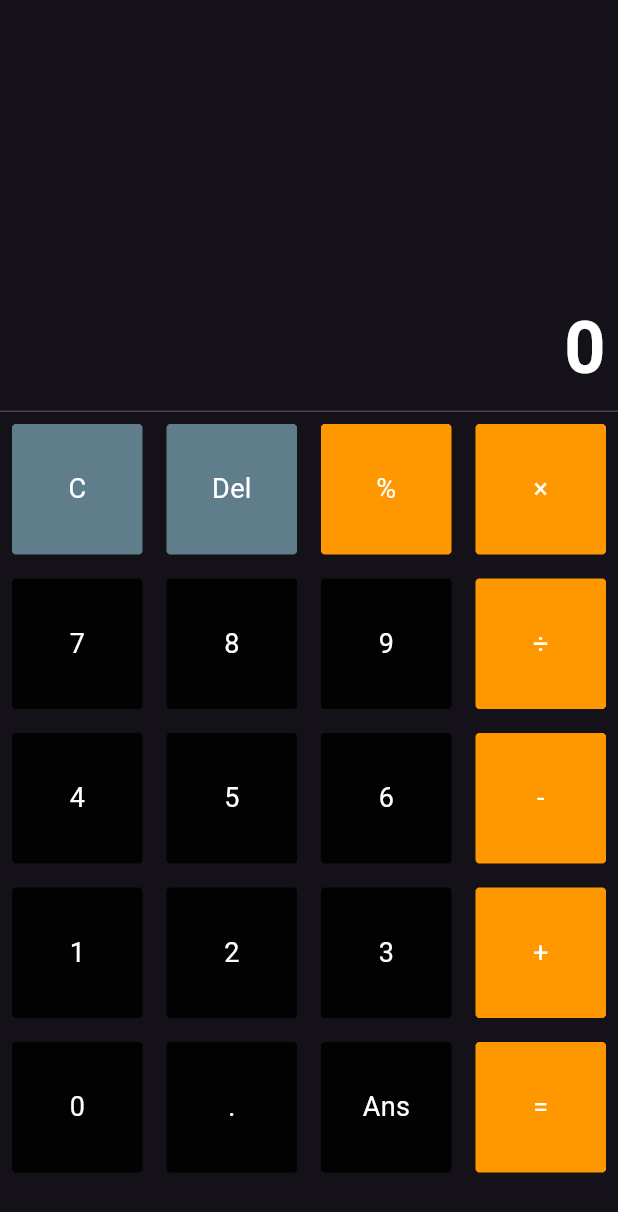
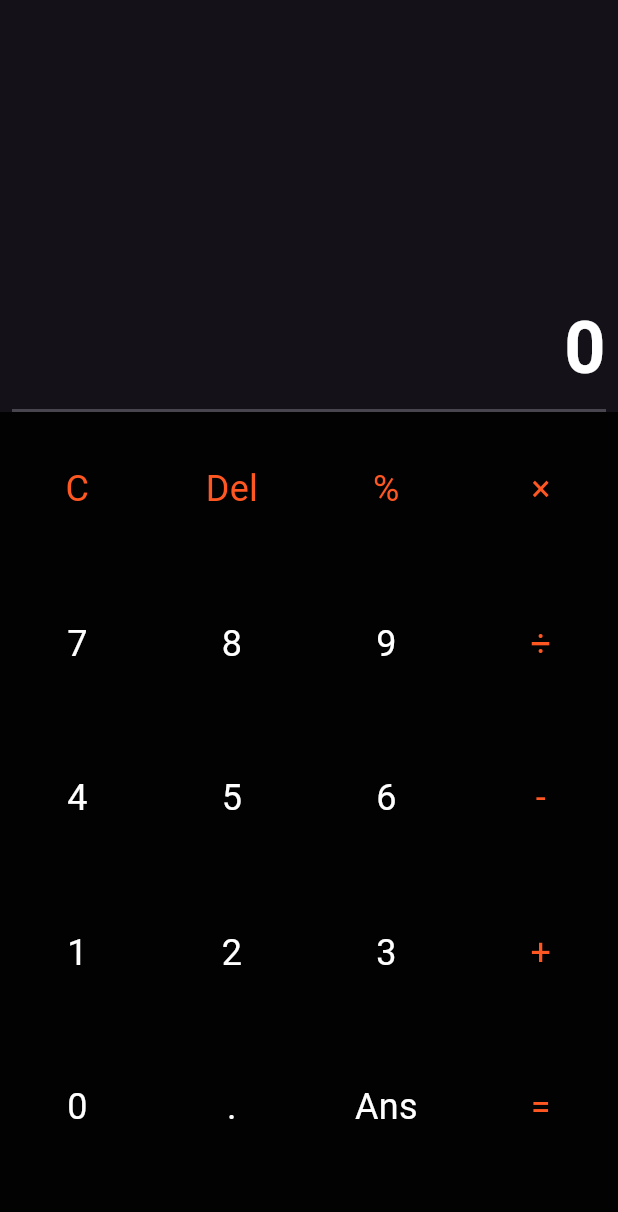
Before and after one commit to Omkar-t06/Calculator-Flutter, a Flutter app: the screen it shows after launch, on a phone screen of 412 x 824 dp. Shown: the top 1212 px of the screen. Run offline on Flutter 3.47's test engine with Material 3 defaults, Android fonts, the phone set to English and light mode, and no system bars; our stand-ins replace math_expressions.

Commit message:
UI-refactoring

```diff
--- a/lib/main.dart
+++ b/lib/main.dart
@@ -59,10 +59,15 @@ class _CalculatorScreenState extends State<CalculatorScreen> {
                   )
               ]),
             )),
-            const Divider(height: 0, thickness: 1),
+            const Padding(
+              padding: EdgeInsets.only(right: 8.0, left: 8.0),
+              child: Divider(height: 0, thickness: 2),
+            ),
             //Button Grid
             Expanded(
                 flex: 2,
+                child: Container(
+                  color: Colors.black87,
                   child: GridView.builder(
                       gridDelegate:
                           const SliverGridDelegateWithFixedCrossAxisCount(
@@ -71,11 +76,11 @@ class _CalculatorScreenState extends State<CalculatorScreen> {
                       itemBuilder: (context, index) {
                         return CalcButton(
                             buttonValue: Btn.buttonValues[index],
-                          buttonColor: getBtnColor(Btn.buttonValues[index]),
-                          textColor: Colors.white,
+                            textColor: getBtnColor(Btn.buttonValues[index]),
                             buttontap: () =>
                                 onButtonTap(Btn.buttonValues[index]));
-                    }))
+                      }),
+                ))
           ],
         ),
       ),
@@ -91,6 +96,7 @@ class _CalculatorScreenState extends State<CalculatorScreen> {
       });
     } else if (value == Btn.del) {
       setState(() {
+        isCalculated = false;
         if (userInput.isEmpty) {
           // Reset both userInput and outputExp to "0" if userInput is empty
           userInput = "0";
@@ -141,9 +147,9 @@ class _CalculatorScreenState extends State<CalculatorScreen> {
   }
 
   Color getBtnColor(String value) {
-    return [Btn.del, Btn.clr].contains(value)
-        ? Colors.blueGrey
-        : [
+    return [
+      Btn.del,
+      Btn.clr,
       Btn.per,
       Btn.multiply,
       Btn.add,
@@ -151,7 +157,7 @@ class _CalculatorScreenState extends State<CalculatorScreen> {
       Btn.divide,
       Btn.calculate,
     ].contains(value)
-            ? Colors.orange
-            : Colors.black87;
+        ? Colors.deepOrange
+        : Colors.white;
   }
 }
--- a/lib/widget/clac_button.dart
+++ b/lib/widget/clac_button.dart
@@ -3,13 +3,11 @@ import 'package:flutter/widgets.dart';
 
 class CalcButton extends StatelessWidget {
   final String buttonValue;
-  final Color buttonColor;
   final Color textColor;
   final VoidCallback buttontap;
   const CalcButton({
     super.key,
     required this.buttonValue,
-    required this.buttonColor,
     required this.textColor,
     required this.buttontap,
   });
@@ -18,18 +16,12 @@ class CalcButton extends StatelessWidget {
   Widget build(BuildContext context) {
     return GestureDetector(
       onTap: buttontap,
-      child: ClipRRect(
-        borderRadius: BorderRadius.circular(30),
-        child: Padding(
-          padding: const EdgeInsets.all(8.0),
-          child: Container(
-            color: buttonColor,
-            child: Center(
-              child: Text(
-                buttonValue,
-                style: TextStyle(color: textColor, fontSize: 18),
-              ),
-            ),
+      child: Padding(
+        padding: const EdgeInsets.all(8.0),
+        child: Center(
+          child: Text(
+            buttonValue,
+            style: TextStyle(color: textColor, fontSize: 24),
           ),
         ),
       ),
```
Lines whose indentation alone changed are shown as unchanged.
